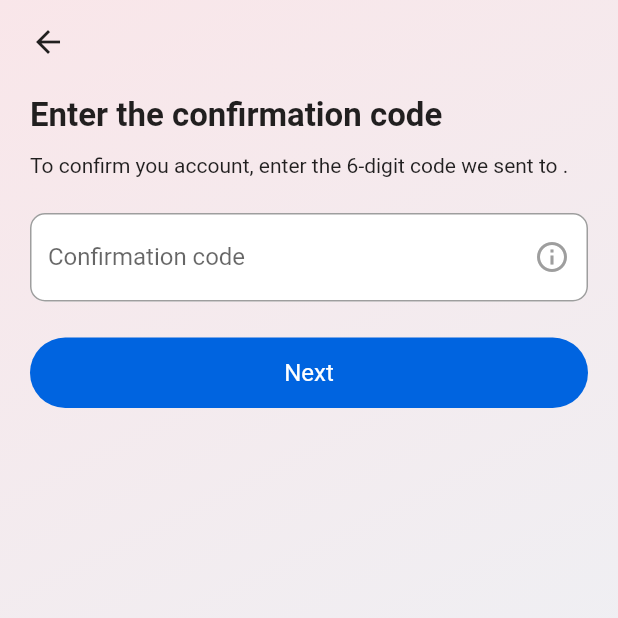
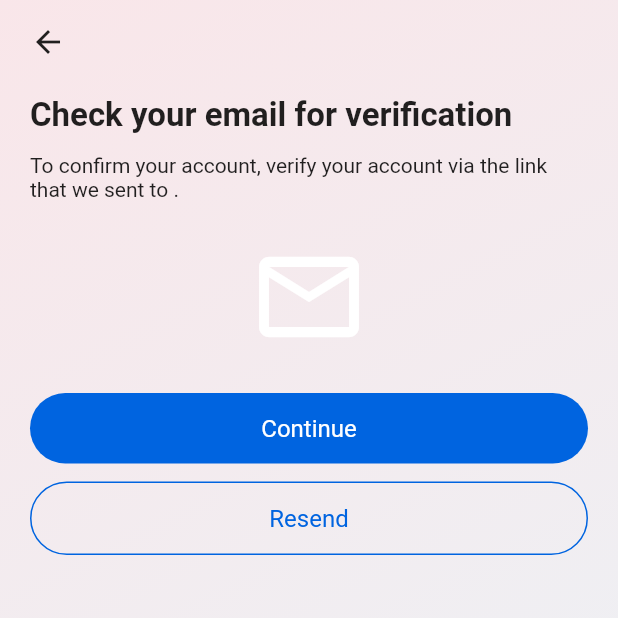
Before and after one commit to BilawalMehfooz1/authenticatorx, a Flutter app: the ConfirmationScreen screen opened directly with empty values, on a phone screen of 412 x 824 dp, the top half of it. Run offline on Flutter 3.47's test engine with Material 2 defaults, Android fonts, the light colour scheme and no system bars; our stand-ins replace cloud_firestore, firebase_auth, firebase_core, flutter_riverpod, flutter_svg; accounts and stored records are empty.

Commit message:
setting up sign up methods and email verification

```diff
--- a/lib/screens/Auth/signup_screens/confirmation_code_screen.dart
+++ /dev/null
@@ -1,157 +0,0 @@
-import 'package:flutter/material.dart';
-import 'package:authenticatorx/data/colors.dart';
-import 'package:authenticatorx/screens/home_screen.dart';
-import 'package:authenticatorx/widgets/text_input_field.dart';
-
-class ConfirmationScreen extends StatefulWidget {
-  const ConfirmationScreen({super.key, required this.email});
-  final String email;
-
-  @override
-  State<ConfirmationScreen> createState() => _ConfirmationScreenState();
-}
-
-class _ConfirmationScreenState extends State<ConfirmationScreen> {
-  bool _isLoading = false;
-  bool _isTextFocused = false;
-  final _formKey = GlobalKey<FormState>();
-  final _confirmationController = TextEditingController();
-
-  @override
-  void dispose() {
-    super.dispose();
-    _confirmationController.dispose();
-  }
-
-  // Next Page method of username
-  void nextPage() async {
-    if (_formKey.currentState!.validate()) {
-      setState(() {
-        _isLoading = true;
-      });
-
-      await Future.delayed(const Duration(seconds: 1));
-
-      if (mounted) {
-        Navigator.of(context).push(
-          MaterialPageRoute(
-            builder: (context) => const HomeScreen(),
-          ),
-        );
-      }
-    }
-  }
-
-  void updateIsTextFocused(bool isFocused) {
-    setState(() {
-      _isTextFocused = isFocused;
-    });
-  }
-
-  // Go Back Screen Method for Button on Top
-  void _goBack() {
-    Navigator.of(context).pop();
-  }
-
-  //Confirmation Code Validator
-  String? _validator(value) {
-    if (value == null || value.trim().isEmpty) {
-      return 'Code is required. Check you email to find the code.';
-    }
-    if (value.trim().length < 6) {
-      return ' Code is too short.Check that you entered it correctly and try again.';
-    }
-    return null;
-  }
-
-  // Clear Username Controller
-  void _clearController() {
-    if (_isTextFocused) {
-      _confirmationController.clear();
-    }
-  }
-
-  @override
-  Widget build(BuildContext context) {
-    const width = double.infinity;
-    final style = Theme.of(context);
-    final brightness = style.brightness == Brightness.light;
-    final gradient = brightness ? gradient1 : gradient2;
-
-    return Scaffold(
-      body: SafeArea(
-          child: Container(
-        width: width,
-        decoration: BoxDecoration(gradient: gradient),
-        padding: const EdgeInsets.symmetric(horizontal: 20),
-
-        // Form for Text Input Field
-        child: Form(
-          key: _formKey,
-          child: Column(
-            crossAxisAlignment: CrossAxisAlignment.start,
-            children: [
-              //Floating back button
-              IconButton(
-                onPressed: _goBack,
-                alignment: Alignment.topLeft,
-                icon: const Icon(Icons.arrow_back),
-                padding: const EdgeInsets.fromLTRB(0, 16, 0, 24),
-              ),
-
-              //Title
-              Text(
-                'Enter the confirmation code',
-                style: Theme.of(context).textTheme.titleLarge!.copyWith(
-                      fontWeight: FontWeight.bold,
-                      fontSize: 22,
-                    ),
-              ),
-              const SizedBox(height: 12),
-
-              //Title Body
-              Text(
-                  "To confirm you account, enter the 6-digit code we sent to ${widget.email}."),
-              const SizedBox(height: 24),
-
-              //Username Text Field
-              TextInputField(
-                icon: _isTextFocused ? Icons.clear : Icons.info_outline,
-                labelText: 'Confirmation code',
-                validator: _validator,
-                onPressed: _clearController,
-                keyboardType: TextInputType.number,
-                controller: _confirmationController,
-                isFocusedCallback: updateIsTextFocused,
-              ),
-              const SizedBox(height: 24),
-
-              //Next Button
-              InkWell(
-                onTap: _isLoading ? null : nextPage,
-                child: Container(
-                  width: width,
-                  alignment: Alignment.center,
-                  padding: const EdgeInsets.symmetric(vertical: 14),
-                  decoration: const BoxDecoration(
-                    borderRadius: BorderRadius.all(Radius.circular(25)),
-                    color: blueColor,
-                  ),
-                  child: _isLoading
-                      ? const CircularProgressIndicator(color: whiteColor)
-                      : const Text(
-                          'Next',
-                          style: TextStyle(
-                            fontSize: 16,
-                            color: whiteColor,
-                          ),
-                        ),
-                ),
-              ),
-            ],
-          ),
-        ),
-      )),
-    );
-  }
-}
--- /dev/null
+++ b/lib/screens/Auth/signup_screens/confirmation_screen.dart
@@ -0,0 +1,201 @@
+import 'package:flutter/material.dart';
+import 'package:authenticatorx/data/colors.dart';
+import 'package:authenticatorx/screens/home_screen.dart';
+import 'package:authenticatorx/widgets/Auth/auth_methods.dart';
+
+class ConfirmationScreen extends StatefulWidget {
+  const ConfirmationScreen({
+    super.key,
+    required this.email,
+    required this.username,
+    required this.password,
+  });
+
+  final String email;
+  final String username;
+  final String password;
+
+  @override
+  State<ConfirmationScreen> createState() => _ConfirmationScreenState();
+}
+
+class _ConfirmationScreenState extends State<ConfirmationScreen> {
+  bool _isLoading1 = false;
+  bool _isLoading2 = false;
+
+  // navigate to home screen
+  Future<void> _nextPage(BuildContext context) async {
+    setState(() {
+      _isLoading1 = true;
+    });
+
+    final res = await AuthMethods().completeRegistration(
+      username: widget.username,
+      password: widget.password,
+      context: context,
+    );
+
+    setState(() {
+      _isLoading1 = false;
+    });
+
+    // Navigate to the HomeScreen in this case
+    if (context.mounted) {
+      if (res == 'success') {
+        Navigator.of(context).push(
+          MaterialPageRoute(
+            builder: (context) {
+              return const HomeScreen();
+            },
+          ),
+        );
+      } else {
+        ScaffoldMessenger.of(context)
+            .showSnackBar(SnackBar(content: Text(res)));
+      }
+    }
+  }
+
+  // Resend email verification method
+  Future<void> _resendEmailVerification(BuildContext context) async {
+    setState(() {
+      _isLoading2 = true;
+    });
+
+    final res = await AuthMethods().resendVerificationEmail(
+      email: widget.email,
+      password: widget.password,
+      username: widget.username,
+      context: context,
+    );
+
+    setState(() {
+      _isLoading2 = false;
+    });
+
+    if (context.mounted) {
+      ScaffoldMessenger.of(context).clearSnackBars();
+      ScaffoldMessenger.of(context).showSnackBar(SnackBar(content: Text(res)));
+    }
+  }
+
+  @override
+  Widget build(BuildContext context) {
+    const width = double.infinity;
+    final style = Theme.of(context);
+    final brightness = style.brightness == Brightness.light;
+    final gradient = brightness ? gradient1 : gradient2;
+
+    return Scaffold(
+      body: SafeArea(
+        child: Container(
+          width: width,
+          decoration: BoxDecoration(gradient: gradient),
+          padding: const EdgeInsets.symmetric(horizontal: 20),
+
+          // Column for content
+          child: Column(
+            crossAxisAlignment: CrossAxisAlignment.start,
+            children: [
+              // Floating back button
+              IconButton(
+                onPressed: () {
+                  Navigator.of(context).pop();
+                },
+                alignment: Alignment.topLeft,
+                icon: const Icon(Icons.arrow_back),
+                padding: const EdgeInsets.fromLTRB(0, 16, 0, 24),
+              ),
+
+              // Title
+              Text('Check your email for verification',
+                  style: style.textTheme.titleLarge!
+                      .copyWith(fontWeight: FontWeight.bold, fontSize: 22)),
+              const SizedBox(height: 12),
+
+              // Title Body
+              Text(
+                  'To confirm your account, verify your account via the link that we sent to ${widget.email}.'),
+              const SizedBox(height: 24),
+
+              // Mail Icon
+              const Center(
+                child: Icon(
+                  size: 80,
+                  color: whiteColor,
+                  Icons.mail_outline,
+                ),
+              ),
+              const SizedBox(height: 24),
+
+              // Continue Button
+              InkWell(
+                onTap: _isLoading2
+                    ? null
+                    : _isLoading1
+                        ? null
+                        : () {
+                            _nextPage(context);
+                          },
+                child: Container(
+                  width: width,
+                  alignment: Alignment.center,
+                  padding: const EdgeInsets.symmetric(vertical: 14),
+                  decoration: const BoxDecoration(
+                    color: blueColor,
+                    borderRadius: BorderRadius.all(Radius.circular(25)),
+                  ),
+                  child: _isLoading1
+                      ? const CircularProgressIndicator(
+                          color: whiteColor,
+                        )
+                      : const Text(
+                          'Continue',
+                          style: TextStyle(
+                            fontSize: 16,
+                            color: whiteColor,
+                          ),
+                        ),
+                ),
+              ),
+
+              const SizedBox(height: 12),
+
+              // Resend Button
+              InkWell(
+                onTap: _isLoading2
+                    ? null
+                    : _isLoading1
+                        ? null
+                        : () {
+                            _resendEmailVerification(context);
+                          },
+                child: Container(
+                  width: width,
+                  alignment: Alignment.center,
+                  padding: const EdgeInsets.symmetric(vertical: 14),
+                  decoration: BoxDecoration(
+                    color: Colors.transparent,
+                    border: Border.all(color: blueColor),
+                    borderRadius: const BorderRadius.all(Radius.circular(25)),
+                  ),
+                  child: _isLoading2
+                      ? const CircularProgressIndicator(
+                          color: blueColor,
+                        )
+                      : const Text(
+                          'Resend',
+                          style: TextStyle(
+                            fontSize: 16,
+                            color: blueColor,
+                          ),
+                        ),
+                ),
+              ),
+            ],
+          ),
+        ),
+      ),
+    );
+  }
+}
--- a/lib/screens/home_screen.dart
+++ b/lib/screens/home_screen.dart
@@ -5,6 +5,10 @@ class HomeScreen extends StatelessWidget {
 
   @override
   Widget build(BuildContext context) {
-    return const Placeholder();
+    return const Scaffold(
+      body: Center(
+        child: Text('Home Screen'),
+      ),
+    );
   }
 }
--- a/pubspec.yaml
+++ b/pubspec.yaml
@@ -40,6 +40,7 @@ dependencies:
   firebase_auth: ^4.12.1
   cloud_firestore: ^4.12.2
   flutter_riverpod: ^2.4.5
+  firebase_performance: ^0.9.3+4
 
 dev_dependencies:
   flutter_test:
```
Also changed, not shown: lib/providers/auth_data_provider.dart (deleted, +0 -20 lines), lib/screens/Auth/signup_screens/email_screen.dart (+33 -25 lines), lib/screens/Auth/signup_screens/password_screen.dart (+11 -10 lines), lib/screens/Auth/signup_screens/username_screen.dart (+12 -16 lines), lib/widgets/Auth/auth_methods.dart (+133 -29 lines), pubspec.lock.
